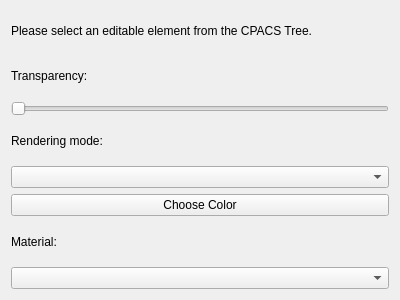
Above: TIGLCreator/src/modificators/ModificatorDisplayOptionsWidget.ui from DLR-SC/tigl before the change. Below: the same form after it.
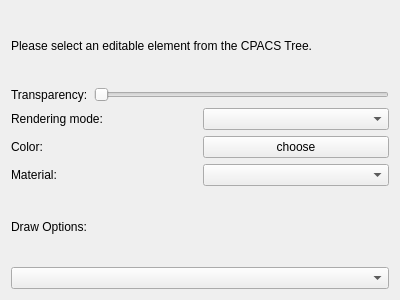
That is the form after the change.

Commit message: change display options layout

```diff
--- a/TIGLCreator/src/modificators/ModificatorDisplayOptionsWidget.ui
+++ b/TIGLCreator/src/modificators/ModificatorDisplayOptionsWidget.ui
@@ -19,6 +19,8 @@
      </widget>
     </item>
   <item>
+     <layout class="QHBoxLayout" name="horizontalLayout_transparency">
+      <item>
    <widget class="QLabel" name="labelTransparency">
     <property name="text">
     <string>Transparency:</string>
@@ -38,6 +40,10 @@
       </property>
      </widget>
     </item>
+     </layout>
+    </item>
+    <item>
+     <layout class="QHBoxLayout" name="horizontalLayout_rendering">
   <item>
    <widget class="QLabel" name="labelRenderingMode">
     <property name="text">
@@ -55,16 +61,30 @@
       </property>
      </widget>
     </item>
+     </layout>
+    </item>
     <item>
-     <widget class="QPushButton" name="colorButton">
+     <layout class="QHBoxLayout" name="horizontalLayout_4">
+      <item>
+       <widget class="QLabel" name="label_9">
       <property name="text">
-        <string>Choose Color</string>
-      </property>
-      <property name="visible">
-        <bool>false</bool>
-      </property>
-     </widget>
-    </item>
+         <string>Color:</string>
+        </property>
+       </widget>
+      </item>
+      <item>
+       <widget class="QPushButton" name="buttonColorChoser">
+        <property name="sizePolicy">
+        </property>
+        <property name="text">
+         <string>choose</string>
+        </property>
+       </widget>
+      </item>
+     </layout>
+    </item>
+    <item>
+     <layout class="QHBoxLayout" name="horizontalLayout_material">
   <item>
    <widget class="QLabel" name="labelMaterial">
     <property name="text">
@@ -77,6 +97,25 @@
   </item>
     <item>
       <widget class="QComboBox" name="materialCombo">
+        <property name="visible">
+         <bool>false</bool>
+        </property>
+       </widget>
+      </item>
+     </layout>
+    </item>
+      <item>
+   <widget class="QLabel" name="labelDraw">
+    <property name="text">
+    <string>Draw Options:</string>
+    </property>
+    <property name="visible">
+    <bool>false</bool>
+    </property>
+   </widget>
+  </item>
+    <item>
+      <widget class="QComboBox" name="drawOptionsCombo">
       <property name="visible">
         <bool>false</bool>
       </property>
```
Lines whose indentation alone changed are shown as unchanged. The commit also changes 5 other files.
